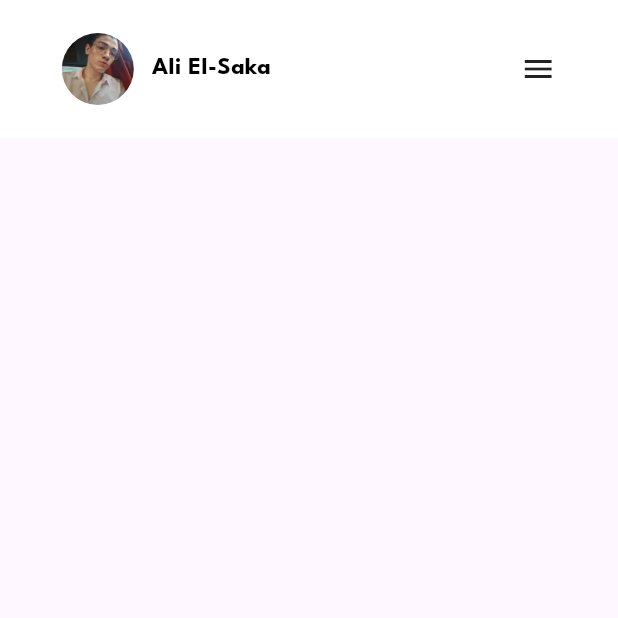
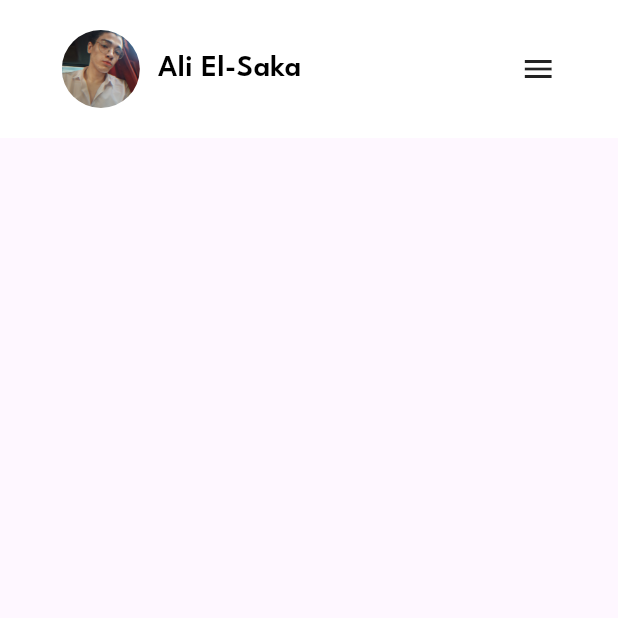
Before and after one commit to AliEl-Saka/portfolio, a Flutter app: the screen it shows after launch, on a phone screen of 412 x 824 dp, the top half of it. Run offline on Flutter 3.47's test engine with Material 3 defaults, Android fonts, the phone set to English and light mode, and no system bars; our stand-ins replace responsive_builder.

Commit message:
handle files

```diff
--- a/lib/views/home_view.dart
+++ b/lib/views/home_view.dart
@@ -15,7 +15,7 @@ class HomeView extends StatelessWidget {
             : null,
         drawerEnableOpenDragGesture: false,
         body: const Column(
-          children: [ResponsiveNavBar()],
+          children: [ResponsiveNavBar(),],
         ),
       ),
     );
--- a/lib/widgets/nav_bar/widgets/image_and_name.dart
+++ b/lib/widgets/nav_bar/widgets/image_and_name.dart
@@ -9,16 +9,16 @@ class ImageAndName extends StatelessWidget {
 
   @override
   Widget build(BuildContext context) {
-    return Row(
+    return const Row(
       children: [
-        MyImage(),
-        const SizedBox(
+        MyImage(size: 52),
+        SizedBox(
           width: 12,
         ),
-        const CustomText(
+        CustomText(
           'Ali El-Saka',
-          fontSize: 16,
-          fontWeight: FontWeight.w700,
+          fontSize: 20,
+          fontWeight: FontWeight.w600,
         )
       ],
     );
--- a/lib/widgets/nav_bar/widgets/nav_bar_item.dart
+++ b/lib/widgets/nav_bar/widgets/nav_bar_item.dart
@@ -9,6 +9,7 @@ class NavBarItem extends StatelessWidget {
   Widget build(BuildContext context) {
     return CustomText(
       title,
+      fontSize: 16,
       fontWeight: FontWeight.w600,
     );
   }
```
Also changed, not shown: lib/widgets/drawer/widgets/drawer_header.dart (+5 -32 lines), lib/widgets/drawer/widgets/drawer_header_background_pattern.dart (added, +17 -0 lines), lib/widgets/drawer/widgets/drawer_header_content.dart (added, +36 -0 lines).
